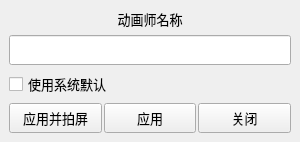
Qt form commons/ui/playblastoption.ui (lonegather/Barbarian) before a commit.
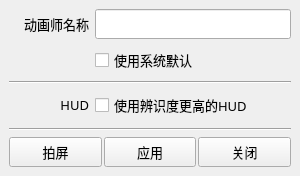
The same form after that commit.

The edit to the form file:
```diff
--- a/commons/ui/playblastoption.ui
+++ b/commons/ui/playblastoption.ui
@@ -7,7 +7,7 @@
     <x>0</x>
     <y>0</y>
     <width>300</width>
-    <height>138</height>
+    <height>176</height>
    </rect>
   </property>
   <property name="minimumSize">
@@ -22,6 +22,8 @@
   <widget class="QWidget" name="centralwidget">
    <layout class="QVBoxLayout" name="verticalLayout_2">
     <item>
+     <layout class="QFormLayout" name="formLayout">
+      <item row="0" column="0">
      <widget class="QLabel" name="label">
       <property name="sizePolicy">
        <sizepolicy hsizetype="Preferred" vsizetype="Fixed">
@@ -29,6 +31,12 @@
         <verstretch>0</verstretch>
        </sizepolicy>
       </property>
+        <property name="minimumSize">
+         <size>
+          <width>80</width>
+          <height>30</height>
+         </size>
+        </property>
       <property name="font">
        <font>
         <family>微软雅黑</family>
@@ -39,18 +47,12 @@
        <string>动画师名称</string>
       </property>
       <property name="alignment">
-       <set>Qt::AlignCenter</set>
+         <set>Qt::AlignRight|Qt::AlignTrailing|Qt::AlignVCenter</set>
       </property>
      </widget>
     </item>
-    <item>
+      <item row="0" column="1">
      <widget class="QLineEdit" name="playblastNameInput">
-      <property name="sizePolicy">
-       <sizepolicy hsizetype="Expanding" vsizetype="Expanding">
-        <horstretch>0</horstretch>
-        <verstretch>0</verstretch>
-       </sizepolicy>
-      </property>
       <property name="minimumSize">
        <size>
         <width>0</width>
@@ -66,12 +68,16 @@
       <property name="maxLength">
        <number>20</number>
       </property>
-      <property name="alignment">
-       <set>Qt::AlignCenter</set>
+       </widget>
+      </item>
+      <item row="1" column="0">
+       <widget class="QLabel" name="label_2">
+        <property name="text">
+         <string/>
       </property>
      </widget>
     </item>
-    <item>
+      <item row="1" column="1">
      <widget class="QCheckBox" name="playblastCBDefault">
       <property name="sizePolicy">
        <sizepolicy hsizetype="Minimum" vsizetype="Fixed">
@@ -79,6 +85,12 @@
         <verstretch>0</verstretch>
        </sizepolicy>
       </property>
+        <property name="minimumSize">
+         <size>
+          <width>0</width>
+          <height>30</height>
+         </size>
+        </property>
       <property name="font">
        <font>
         <family>微软雅黑</family>
@@ -93,6 +105,63 @@
       </property>
      </widget>
     </item>
+      <item row="3" column="0">
+       <widget class="QLabel" name="label_3">
+        <property name="minimumSize">
+         <size>
+          <width>80</width>
+          <height>30</height>
+         </size>
+        </property>
+        <property name="font">
+         <font>
+          <family>微软雅黑</family>
+          <pointsize>10</pointsize>
+         </font>
+        </property>
+        <property name="text">
+         <string>HUD</string>
+        </property>
+        <property name="alignment">
+         <set>Qt::AlignRight|Qt::AlignTrailing|Qt::AlignVCenter</set>
+        </property>
+       </widget>
+      </item>
+      <item row="3" column="1">
+       <widget class="QCheckBox" name="playblastCBHUD">
+        <property name="minimumSize">
+         <size>
+          <width>0</width>
+          <height>30</height>
+         </size>
+        </property>
+        <property name="font">
+         <font>
+          <family>微软雅黑</family>
+          <pointsize>10</pointsize>
+         </font>
+        </property>
+        <property name="text">
+         <string>使用辨识度更高的HUD</string>
+        </property>
+       </widget>
+      </item>
+      <item row="2" column="0" colspan="2">
+       <widget class="Line" name="line_2">
+        <property name="orientation">
+         <enum>Qt::Horizontal</enum>
+        </property>
+       </widget>
+      </item>
+     </layout>
+    </item>
+    <item>
+     <widget class="Line" name="line">
+      <property name="orientation">
+       <enum>Qt::Horizontal</enum>
+      </property>
+     </widget>
+    </item>
     <item>
      <widget class="QFrame" name="frame">
       <property name="sizePolicy">
@@ -144,7 +213,7 @@
           </font>
          </property>
          <property name="text">
-          <string>应用并拍屏</string>
+          <string>拍屏</string>
          </property>
          <property name="+command" stdset="0">
           <string>lambda *args: barbarian.anim.PlayblastOption.changeHUDName(True)</string>
```
Left out of the diff: 6 changed lines with no effect on the pictures. Lines whose indentation alone changed are shown as unchanged.
